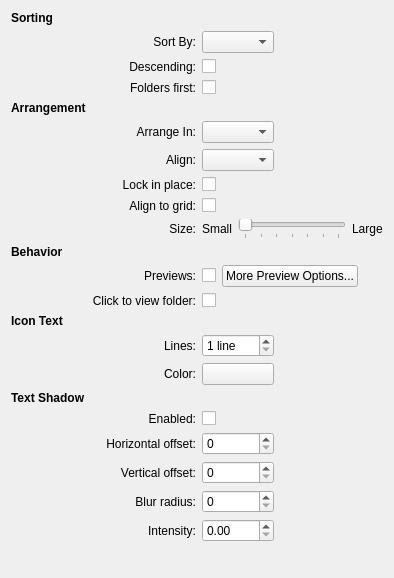
The window that plasma/applets/folderview/folderviewDisplayConfig.ui (blue-shell-kde4/folderview) describes before a commit, drawn with Qt 5.
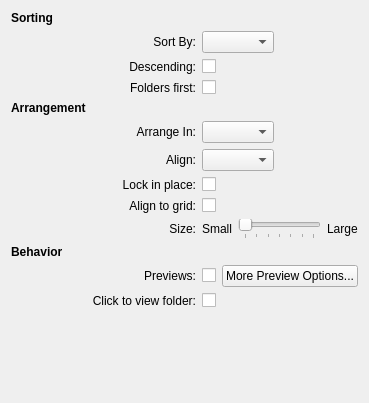
The same window after the commit. Custom widgets are drawn as their Qt base class.

Commit message: Split config page to reduce minimum dialog height.

```diff
--- a/plasma/applets/folderview/folderviewDisplayConfig.ui
+++ b/plasma/applets/folderview/folderviewDisplayConfig.ui
@@ -6,8 +6,8 @@
    <rect>
     <x>0</x>
     <y>0</y>
-    <width>394</width>
-    <height>578</height>
+    <width>368</width>
+    <height>403</height>
    </rect>
   </property>
   <layout class="QGridLayout" name="gridLayout">
@@ -330,204 +330,7 @@
      </property>
     </widget>
    </item>
-   <item row="13" column="0">
-    <widget class="QLabel" name="iconTextTitle">
-     <property name="sizePolicy">
-      <sizepolicy hsizetype="Expanding" vsizetype="Preferred">
-       <horstretch>0</horstretch>
-       <verstretch>0</verstretch>
-      </sizepolicy>
-     </property>
-     <property name="font">
-      <font>
-       <weight>75</weight>
-       <bold>true</bold>
-      </font>
-     </property>
-     <property name="text">
-      <string>Icon Text</string>
-     </property>
-    </widget>
-   </item>
-   <item row="14" column="1">
-    <widget class="QLabel" name="numLinesEditLabel">
-     <property name="text">
-      <string>Lines:</string>
-     </property>
-     <property name="alignment">
-      <set>Qt::AlignRight|Qt::AlignTrailing|Qt::AlignVCenter</set>
-     </property>
-     <property name="buddy">
-      <cstring>numLinesEdit</cstring>
-     </property>
-    </widget>
-   </item>
-   <item row="14" column="2">
-    <widget class="KIntSpinBox" name="numLinesEdit">
-     <property name="sizePolicy">
-      <sizepolicy hsizetype="Preferred" vsizetype="Fixed">
-       <horstretch>0</horstretch>
-       <verstretch>0</verstretch>
-      </sizepolicy>
-     </property>
-     <property name="whatsThis">
-      <string>Use this control to choose how many lines of text will be shown below the icons.</string>
-     </property>
-     <property name="specialValueText">
-      <string>1 line</string>
-     </property>
-     <property name="suffix">
-      <string> lines</string>
-     </property>
-     <property name="minimum">
-      <number>1</number>
-     </property>
-     <property name="maximum">
-      <number>10</number>
-     </property>
-    </widget>
-   </item>
-   <item row="15" column="1">
-    <widget class="QLabel" name="colorButtonLabel">
-     <property name="text">
-      <string>Color:</string>
-     </property>
-     <property name="alignment">
-      <set>Qt::AlignRight|Qt::AlignTrailing|Qt::AlignVCenter</set>
-     </property>
-     <property name="buddy">
-      <cstring>colorButton</cstring>
-     </property>
-    </widget>
-   </item>
-   <item row="15" column="2">
-    <widget class="KColorButton" name="colorButton">
-     <property name="whatsThis">
-      <string>Click this button to choose the color which is used for the text labels in the view.</string>
-     </property>
-     <property name="text">
-      <string/>
-     </property>
-    </widget>
-   </item>
-   <item row="16" column="0" colspan="2">
-    <widget class="QLabel" name="iconTextTitle_2">
-     <property name="sizePolicy">
-      <sizepolicy hsizetype="Expanding" vsizetype="Preferred">
-       <horstretch>0</horstretch>
-       <verstretch>0</verstretch>
-      </sizepolicy>
-     </property>
-     <property name="font">
-      <font>
-       <weight>75</weight>
-       <bold>true</bold>
-      </font>
-     </property>
-     <property name="text">
-      <string>Text Shadow</string>
-     </property>
-    </widget>
-   </item>
-   <item row="17" column="0" colspan="2">
-    <widget class="QLabel" name="drawShadowsLabel">
-     <property name="text">
-      <string>Enabled:</string>
-     </property>
-     <property name="alignment">
-      <set>Qt::AlignRight|Qt::AlignTrailing|Qt::AlignVCenter</set>
-     </property>
-     <property name="buddy">
-      <cstring>numLinesEdit</cstring>
-     </property>
-    </widget>
-   </item>
-   <item row="17" column="2">
-    <widget class="QCheckBox" name="drawShadows">
-     <property name="whatsThis">
-      <string>&lt;html&gt;&lt;body&gt;&lt;p&gt;Check this option if you want the text labels to cast a shadow on the background.&lt;/p&gt;
-&lt;p&gt;&lt;/p&gt;
-&lt;p&gt;Shadows help make the text easier to read by making it stand out more from the background.&lt;/p&gt;
-&lt;p&gt;&lt;/p&gt;
-&lt;p&gt;&lt;i&gt;Note that with dark text colors, this option will cause the text to glow with a bright halo, instead of casting a shadow.&lt;/i&gt;&lt;/p&gt;&lt;/body&gt;&lt;/html&gt;</string>
-     </property>
-     <property name="text">
-      <string/>
-     </property>
-    </widget>
-   </item>
-   <item row="18" column="0" colspan="2">
-    <widget class="QLabel" name="horizShadowOffsetLabel">
-     <property name="text">
-      <string>Horizontal offset:</string>
-     </property>
-     <property name="alignment">
-      <set>Qt::AlignRight|Qt::AlignTrailing|Qt::AlignVCenter</set>
-     </property>
-    </widget>
-   </item>
-   <item row="18" column="2">
-    <widget class="QSpinBox" name="horizShadowOffset">
-     <property name="maximum">
-      <number>10</number>
-     </property>
-    </widget>
-   </item>
-   <item row="19" column="0" colspan="2">
-    <widget class="QLabel" name="vertShadowOffsetLabel">
-     <property name="text">
-      <string>Vertical offset:</string>
-     </property>
-     <property name="alignment">
-      <set>Qt::AlignRight|Qt::AlignTrailing|Qt::AlignVCenter</set>
-     </property>
-    </widget>
-   </item>
-   <item row="19" column="2">
-    <widget class="QSpinBox" name="vertShadowOffset">
-     <property name="maximum">
-      <number>10</number>
-     </property>
-    </widget>
-   </item>
-   <item row="20" column="0" colspan="2">
-    <widget class="QLabel" name="shadowBlurRadiusLabel">
-     <property name="text">
-      <string>Blur radius:</string>
-     </property>
-     <property name="alignment">
-      <set>Qt::AlignRight|Qt::AlignTrailing|Qt::AlignVCenter</set>
-     </property>
-    </widget>
-   </item>
-   <item row="20" column="2">
-    <widget class="QSpinBox" name="shadowBlurRadius">
-     <property name="maximum">
-      <number>10</number>
-     </property>
-    </widget>
-   </item>
-   <item row="21" column="0" colspan="2">
-    <widget class="QLabel" name="shadowIntensityLabel">
-     <property name="text">
-      <string>Intensity:</string>
-     </property>
-     <property name="alignment">
-      <set>Qt::AlignRight|Qt::AlignTrailing|Qt::AlignVCenter</set>
-     </property>
-    </widget>
-   </item>
-   <item row="21" column="2">
-    <widget class="QDoubleSpinBox" name="shadowIntensity">
-     <property name="maximum">
-      <double>5.000000000000000</double>
-     </property>
-     <property name="singleStep">
-      <double>0.100000000000000</double>
-     </property>
-    </widget>
-   </item>
-   <item row="22" column="2">
+   <item row="13" column="2">
     <spacer name="verticalSpacer_2">
      <property name="orientation">
       <enum>Qt::Vertical</enum>
@@ -543,21 +346,11 @@
   </layout>
  </widget>
  <customwidgets>
-  <customwidget>
-   <class>KColorButton</class>
-   <extends>QPushButton</extends>
-   <header>kcolorbutton.h</header>
-  </customwidget>
   <customwidget>
    <class>KComboBox</class>
    <extends>QComboBox</extends>
    <header>kcombobox.h</header>
   </customwidget>
-  <customwidget>
-   <class>KIntSpinBox</class>
-   <extends>QSpinBox</extends>
-   <header>knuminput.h</header>
-  </customwidget>
  </customwidgets>
  <tabstops>
   <tabstop>sortCombo</tabstop>
```
Left out of the diff: 418 changed lines with no effect on the pictures. The commit also changes 3 other files.
